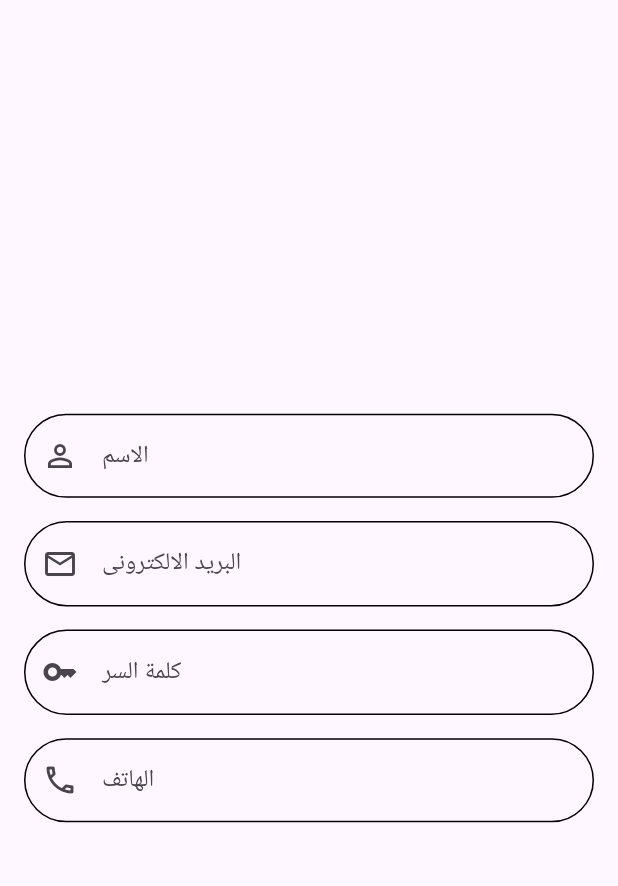
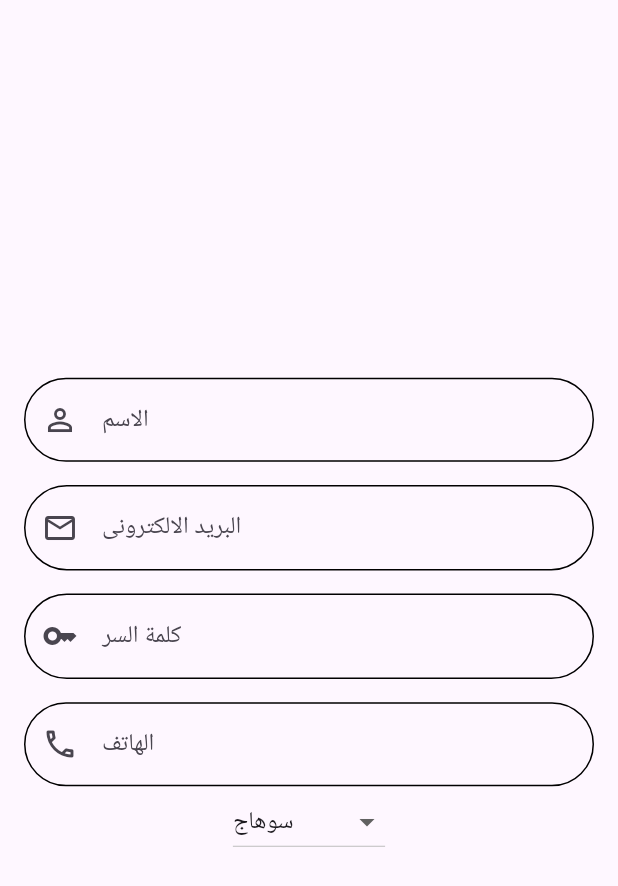
Before and after one commit to engkemo1/medical_support, a Flutter app: the SignUpSection widget shown alone on an empty page, opened directly, on a phone screen of 412 x 824 dp. Shown: the top 886 px of the screen. Run offline on Flutter 3.47's test engine with Material 3 defaults, Android fonts, the phone set to English and light mode, and no system bars; our stand-ins replace dio, easy_splash_screen, flutter_screenutil, shared_preferences; accounts and stored records are empty.

Commit message:
Refactor sign up section to include a dropdown menu for selecting governorates. Added functionality to update selected governorate dynamically.

```diff
--- a/lib/features/logIn/presentation/views/widgets/sign_up_section.dart
+++ b/lib/features/logIn/presentation/views/widgets/sign_up_section.dart
@@ -2,17 +2,52 @@ import 'package:flutter/material.dart';
 import 'package:flutter_screenutil/flutter_screenutil.dart';
 import 'package:medical_support/core/widgets/custom_text_field.dart';
 
-class SignUpSection extends StatelessWidget {
+class SignUpSection extends StatefulWidget {
   const SignUpSection({super.key});
 
   @override
+  State<SignUpSection> createState() => _SignUpSectionState();
+}
+
+class _SignUpSectionState extends State<SignUpSection> {
+  String? selectedGovernorate = 'سوهاج';
+  final List<String> governorates = [
+    'القاهرة',
+    'الإسكندرية',
+    'بورسعيد',
+    'السويس',
+    'دمياط',
+    'الدقهلية',
+    'الشرقية',
+    'القليوبية',
+    'كفر الشيخ',
+    'الغربية',
+    'المنوفية',
+    'البحيرة',
+    'الإسماعيلية',
+    'الجيزة',
+    ' بني سويف',
+    'الفيوم',
+    'المنيا',
+    'أسيوط',
+    'سوهاج',
+    'قنا',
+    'الأقصر',
+    ' أسوان',
+    'البحر الأحمر',
+    'الوادي الجديد',
+    'مطروح',
+    'شمال سيناء',
+    'جنوب سيناء',
+    // Add the rest of the governorates here
+  ];
+
+  @override
   Widget build(BuildContext context) {
-    return   Padding(
-      padding: const EdgeInsets.symmetric(
-          horizontal: 16.0),
+    return Padding(
+      padding: const EdgeInsets.symmetric(horizontal: 16.0),
       child: Column(
-        mainAxisAlignment:
-        MainAxisAlignment.center,
+        mainAxisAlignment: MainAxisAlignment.center,
         children: [
           const CustomTextField(
             keyboardType: TextInputType.text,
@@ -25,8 +60,7 @@ class SignUpSection extends StatelessWidget {
             height: 15.h,
           ),
           const CustomTextField(
-            keyboardType:
-            TextInputType.emailAddress,
+            keyboardType: TextInputType.emailAddress,
             prefixIcon: Icon(
               Icons.email_outlined,
             ),
@@ -37,8 +71,7 @@ class SignUpSection extends StatelessWidget {
           ),
           const CustomTextField(
             obscureText: true,
-            keyboardType:
-            TextInputType.visiblePassword,
+            keyboardType: TextInputType.visiblePassword,
             prefixIcon: Icon(
               Icons.key_outlined,
             ),
@@ -54,6 +87,21 @@ class SignUpSection extends StatelessWidget {
             ),
             labelText: 'الهاتف',
           ),
+          DropdownButton<String>(
+            value: selectedGovernorate,
+
+            onChanged: (String? newValue) {
+              setState(() {
+                selectedGovernorate = newValue;
+              });
+            },
+            items: governorates.map<DropdownMenuItem<String>>((String value) {
+              return DropdownMenuItem<String>(
+                value: value,
+                child: Text(value),
+              );
+            }).toList(),
+          )
         ],
       ),
     );
```
